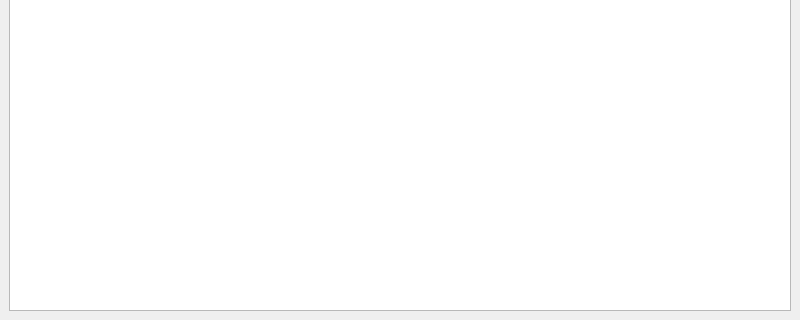
Old version of the form views/CategorizeView.ui in the repository xcarol/wmm-qt; both pictures show x 0 to 800 and y 280 to 600 of the 800 by 600 pixel window.
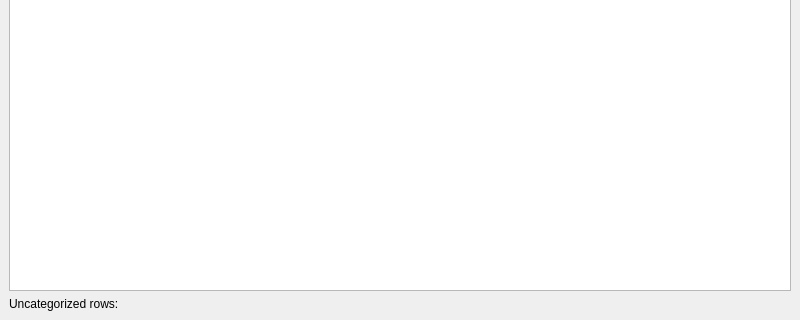
New version of the form.

Commit message: show uncategorized row count

```diff
--- a/views/CategorizeView.ui
+++ b/views/CategorizeView.ui
@@ -117,6 +117,13 @@
       </item>
      </layout>
     </item>
+    <item row="2" column="0">
+     <widget class="QLabel" name="numRowsLabel">
+      <property name="text">
+       <string>Uncategorized rows:</string>
+      </property>
+     </widget>
+    </item>
    </layout>
   </widget>
  </widget>
```
The commit also changes 4 other files.
